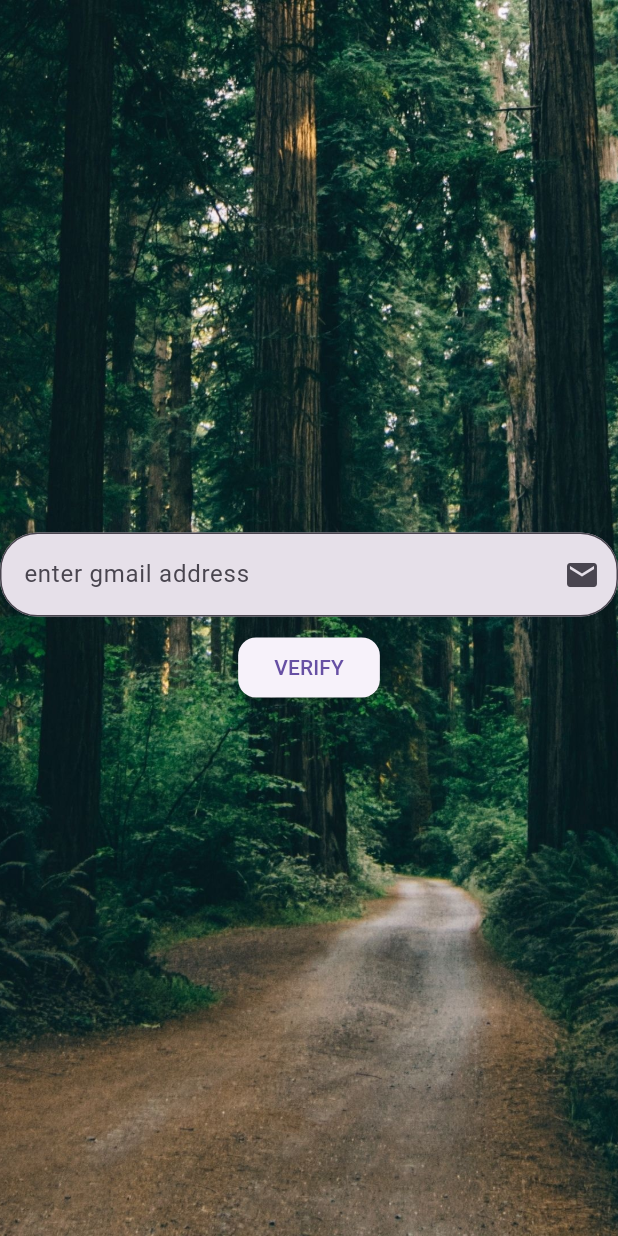
After one commit to lynxn99/flutter_application_1, a Flutter app: the Dashboard screen opened by its route, on a phone screen of 412 x 824 dp. The commit adds this screen. Run offline on Flutter 3.47's test engine with Material 3 defaults, Android fonts, the phone set to English and light mode, and no system bars; our stand-ins replace cloud_firestore, firebase_auth, firebase_core; accounts and stored records are empty.

Commit message:
functionality done

```diff
--- /dev/null
+++ b/lib/screens/forgotpassword.dart
@@ -0,0 +1,68 @@
+import 'package:flutter/material.dart';
+import 'package:flutter_application_1/services/authservices.dart';
+
+class Dashboard extends StatefulWidget {
+  const Dashboard({super.key});
+
+  @override
+  State<Dashboard> createState() => _DashboardState();
+}
+
+class _DashboardState extends State<Dashboard> {
+TextEditingController emailController =TextEditingController();
+
+
+  @override
+  Widget build(BuildContext context) {
+    return Scaffold(
+      body: Stack(
+        children: [
+          Positioned(top: 5, left: 5, child: Icon(Icons.arrow_back_ios)),
+          Positioned.fill(
+            child: Image.asset("assets/photo.jpg", fit: BoxFit.cover),
+          ),
+          SizedBox(height: 10),
+          Align(
+            alignment: Alignment.topCenter,
+            child: Column(
+              mainAxisAlignment: MainAxisAlignment.center,
+              children: [
+                TextField(
+                  controller: emailController,
+                   decoration: InputDecoration(
+                    suffixIcon: IconButton(
+                      onPressed: () {},
+                      icon: Icon(Icons.mail),
+                    ),
+                    filled: true,
+                    hintText: "enter gmail address",
+                    border: OutlineInputBorder(
+                      borderRadius: BorderRadius.circular(25),
+                    ),
+                  ),
+                ),
+
+                SizedBox(height: 10),
+
+                SizedBox(
+                  child: ElevatedButton(
+                    onPressed: () {
+                      reset(email: emailController.text, context: context);
+                    },
+                    style: ElevatedButton.styleFrom(
+                      shape: RoundedRectangleBorder(
+                        borderRadius: BorderRadius.circular(12),
+                      ),
+                    ),
+
+                    child: Text("VERIFY"),
+                  ),
+                ),
+              ],
+            ),
+          ),
+        ],
+      ),
+    );
+  }
+}
--- a/pubspec.yaml
+++ b/pubspec.yaml
@@ -36,6 +36,9 @@ dependencies:
   cupertino_icons: ^1.0.8
   lottie: ^3.3.1
   google_fonts: ^6.2.1
+  firebase_core: ^3.13.0
+  cloud_firestore: ^5.6.7
+  firebase_auth: ^5.5.3
 
 dev_dependencies:
   flutter_test:
@@ -67,6 +70,7 @@ flutter:
     - assets/facebook.jpg
     - assets/Aadhaar.png
     - assets/google.png
+    - assets/photo.jpg
   #   - images/a_dot_burr.jpeg
   #   - images/a_dot_ham.jpeg
 
```
Also changed, not shown: lib/main.dart (+16 -5 lines), lib/screens/login.dart (renamed from lib/login.dart, +35 -10 lines), lib/screens/register.dart (renamed from lib/register.dart, +22 -3 lines), lib/services/authservices.dart (added, +70 -0 lines), assets/photo.jpg (added), firebase.json (added), lib/firebase_options.dart (added), lib/screens/splash.dart (renamed from lib/app.dart), pubspec.lock, 6 other files.
